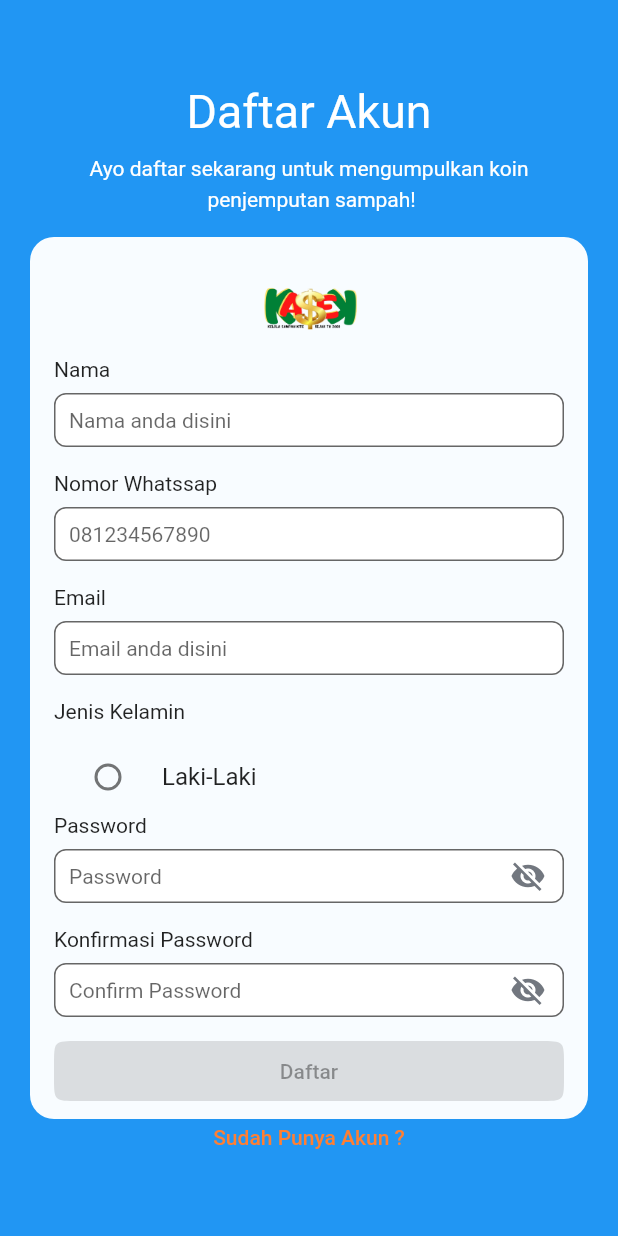
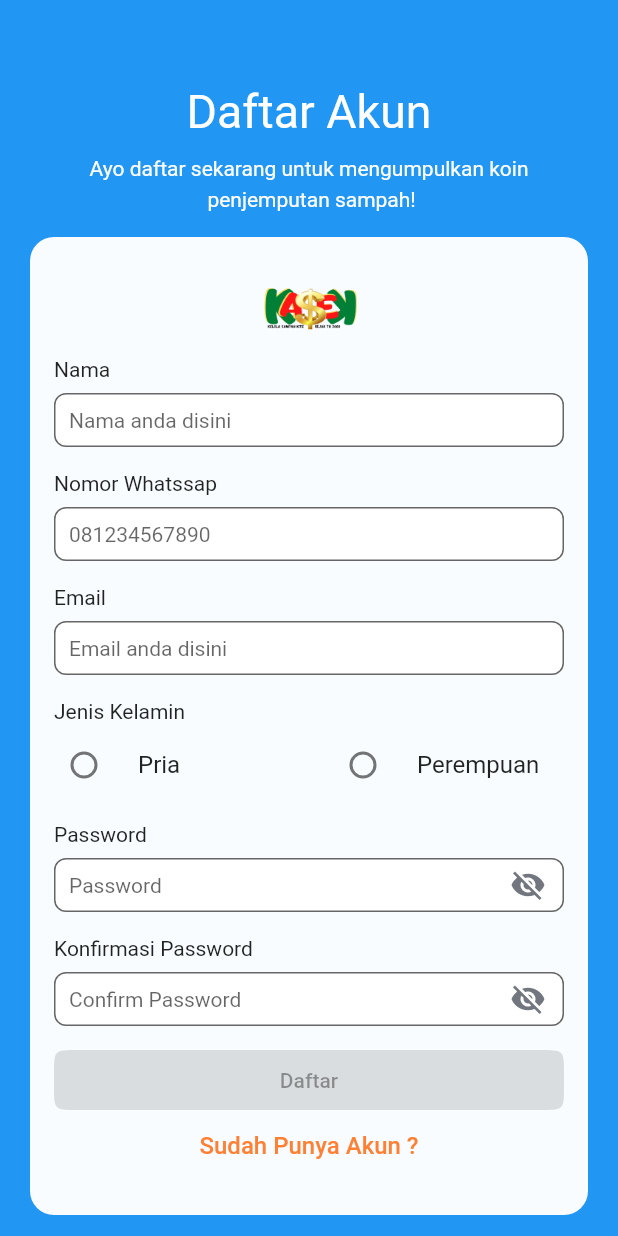
Before and after one commit to denyocrworld/bank-sammpah2, a Flutter app: the RegisterScreen screen opened by its route, on a phone screen of 412 x 824 dp. Run offline on Flutter 3.47's test engine with Material 2 defaults, Android fonts, the phone set to English and light mode, and no system bars; our stand-ins replace bloc, flutter_bloc, go_router; missing offline and left inert: rounded_expansion_tile.

Commit message:
Fix RegisterScreen

```diff
--- a/lib/presention/pages/registrasi/registrasi.dart
+++ b/lib/presention/pages/registrasi/registrasi.dart
@@ -85,7 +85,7 @@ class _RegisterScreenState extends State<RegisterScreen> {
               padding: const EdgeInsets.only(top: 16, left: 20, right: 20),
               child: Container(
                 width: MediaQuery.of(context).size.width * 1,
-                height: 588,
+                height: 652,
                 decoration: BoxDecoration(
                   borderRadius: BorderRadius.circular(16),
                   color: Color(0xffF8FCFF),
@@ -215,18 +215,14 @@ class _RegisterScreenState extends State<RegisterScreen> {
                         ),
                       ),
                     ),
-                    Padding(
-                      padding: const EdgeInsets.only(top: 8, left: 16, right: 16),
-                      child: Container(
-                        width: MediaQuery.of(context).size.width * 1,
-                        height: 36,
-                        child:
-                          Expanded(
+                    Row(
+                      children: [
+                        Expanded(
                             child:
                             RadioListTile(
-                              value: "Laki-Laki",
+                              value: "Pria",
                               groupValue: jeniskelaminValue,
-                              title: const Text("Laki-Laki"),
+                              title: const Text("Pria"),
                               onChanged: (value) {
                                 setState(() {
                                   jeniskelaminValue = value;
@@ -234,12 +230,24 @@ class _RegisterScreenState extends State<RegisterScreen> {
                               },
                             ),
                           ),
+                        Expanded(
+                          child: RadioListTile(
+                            value: "Perempuan",
+                                  groupValue: jeniskelaminValue,
+                                  title: const Text("Perempuan"),
+                                  onChanged: (value) {
+                                    setState(() {
+                                      jeniskelaminValue = value;
+                                    });
+                                  },
+                          ),
                         ),
-                      ),
+                      ],
+                    ),
                     Align(
                       alignment: Alignment.centerLeft,
                       child: Padding(
-                        padding: const EdgeInsets.only(top: 16, left: 16),
+                        padding: const EdgeInsets.only(top: 10, left: 16),
                         child: Text(
                           'Password',
                           style: TextStyle(fontSize: 14),
@@ -354,7 +362,7 @@ class _RegisterScreenState extends State<RegisterScreen> {
                         },
                         child: Text(
                           'Sudah Punya Akun ?',
-                          style: TextStyle(color: Color(0xFFFF7F33)),
+                          style: TextStyle(color: Color(0xFFFF7F33), fontSize: 16, fontWeight: FontWeight.w500),
                         )),
                   ],
                 ),
```
